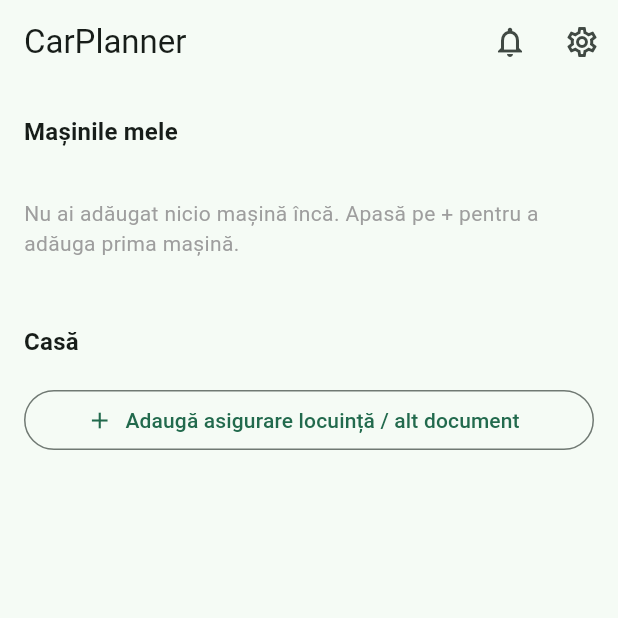
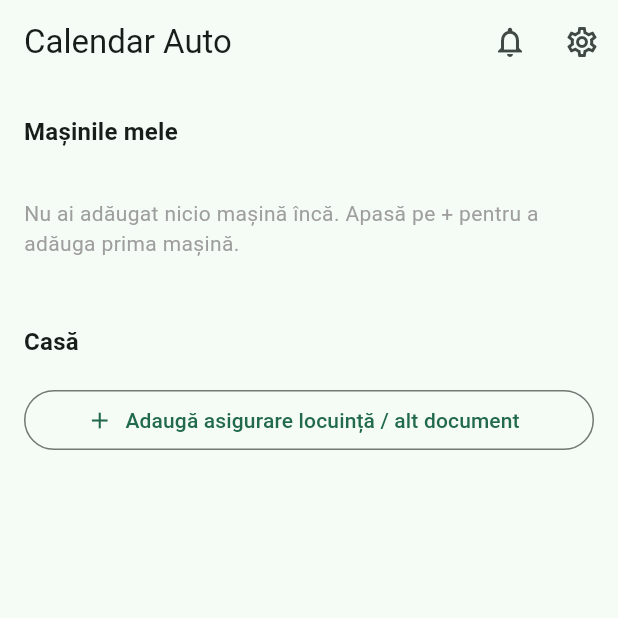
Before and after one commit to Cristian082006/CarPlanner, a Flutter app: the screen it shows after launch, on a phone screen of 412 x 824 dp, the top half of it. Run offline on Flutter 3.47's test engine with Material 3 defaults, Android fonts, the phone set to English and light mode, and no system bars; our stand-ins replace flutter_local_notifications, image_picker, shared_preferences, sqflite, timezone; missing offline and left inert: add_2_calendar, google_mlkit_text_recognition; accounts and stored records are empty.

Commit message:
Rename app from CarPlanner to Calendar Auto
Update the user-facing app name to "Calendar Auto" (matching the
calendar+car app icon) across the iOS display name, the MaterialApp
title, and the localized strings (app name, notification channel name,
and generic reminder body, in both RO and EN).

Internal identifiers are intentionally left unchanged to avoid
breaking installs and signing: the Dart package name (car_planner),
the Android applicationId/namespace (com.dodea.car_planner), the
notification channel id (car_planner_reminders), and the SQLite
database filename (car_planner.db).

Co-Authored-By: Claude Opus 4.8 <noreply@anthropic.com>

```diff
--- a/lib/l10n/strings.dart
+++ b/lib/l10n/strings.dart
@@ -8,7 +8,7 @@ class S {
   static bool get _ro => RegionService.instance.language == AppLanguage.ro;
 
   // ---------- General ----------
-  static String get appName => 'CarPlanner';
+  static String get appName => 'Calendar Auto';
   static String get requiredField => _ro ? 'Câmp obligatoriu' : 'Required field';
   static String get required => _ro ? 'Obligatoriu' : 'Required';
   static String get cancel => _ro ? 'Anulează' : 'Cancel';
@@ -258,7 +258,7 @@ class S {
 
   // ---------- Notifications ----------
   static String get notificationChannelName =>
-      _ro ? 'Remindere CarPlanner' : 'CarPlanner Reminders';
+      _ro ? 'Remindere Calendar Auto' : 'Calendar Auto Reminders';
   static String get notificationChannelDescription => _ro
       ? 'Notificări pentru revizii, expirări documente și remindere'
       : 'Notifications for service, document expiry and reminders';
@@ -280,7 +280,7 @@ class S {
   static String serviceDueTodayBody(String vehicleLabel) => _ro
       ? '$vehicleLabel are revizia programată astăzi.'
       : '$vehicleLabel has its service scheduled today.';
-  static String get genericReminderBody => _ro ? 'Reminder CarPlanner' : 'CarPlanner reminder';
+  static String get genericReminderBody => _ro ? 'Reminder Calendar Auto' : 'Calendar Auto reminder';
 
   // ---------- Settings screen ----------
   static String get settingsTitle => _ro ? 'Setări' : 'Settings';
--- a/lib/main.dart
+++ b/lib/main.dart
@@ -22,7 +22,7 @@ class CarPlannerApp extends StatelessWidget {
       builder: (context, countryCode, _) {
         return MaterialApp(
           key: ValueKey(countryCode),
-          title: 'CarPlanner',
+          title: 'Calendar Auto',
           debugShowCheckedModeBanner: false,
           theme: ThemeData(
             useMaterial3: true,
```
Also changed, not shown: 1 other file.
